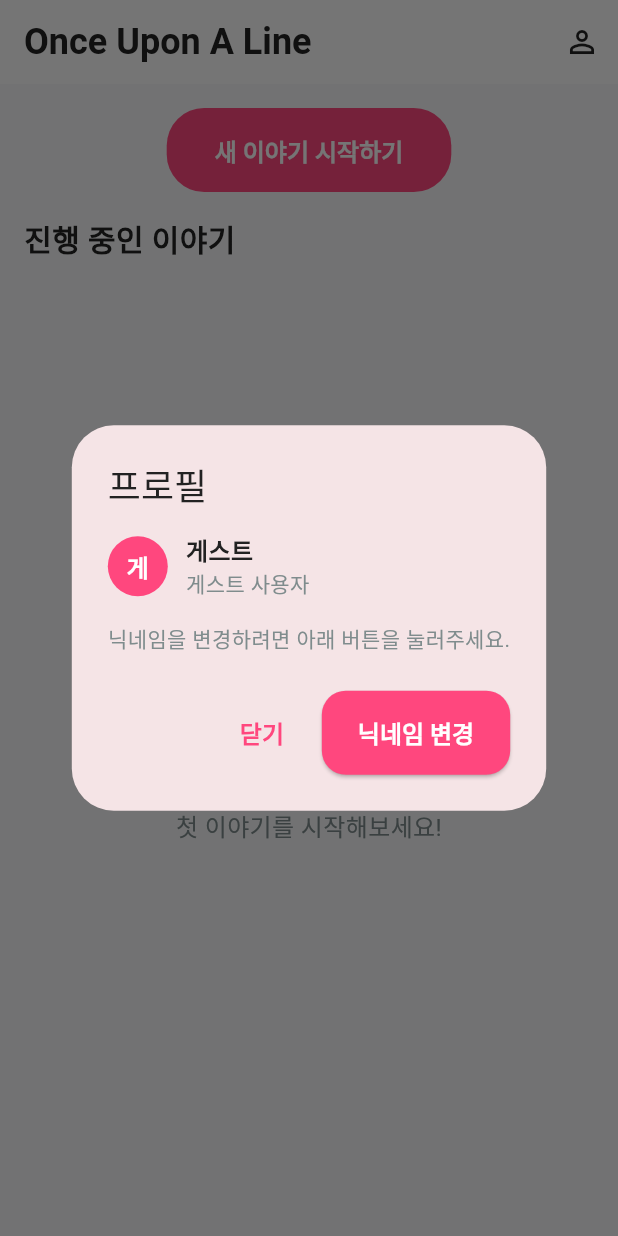
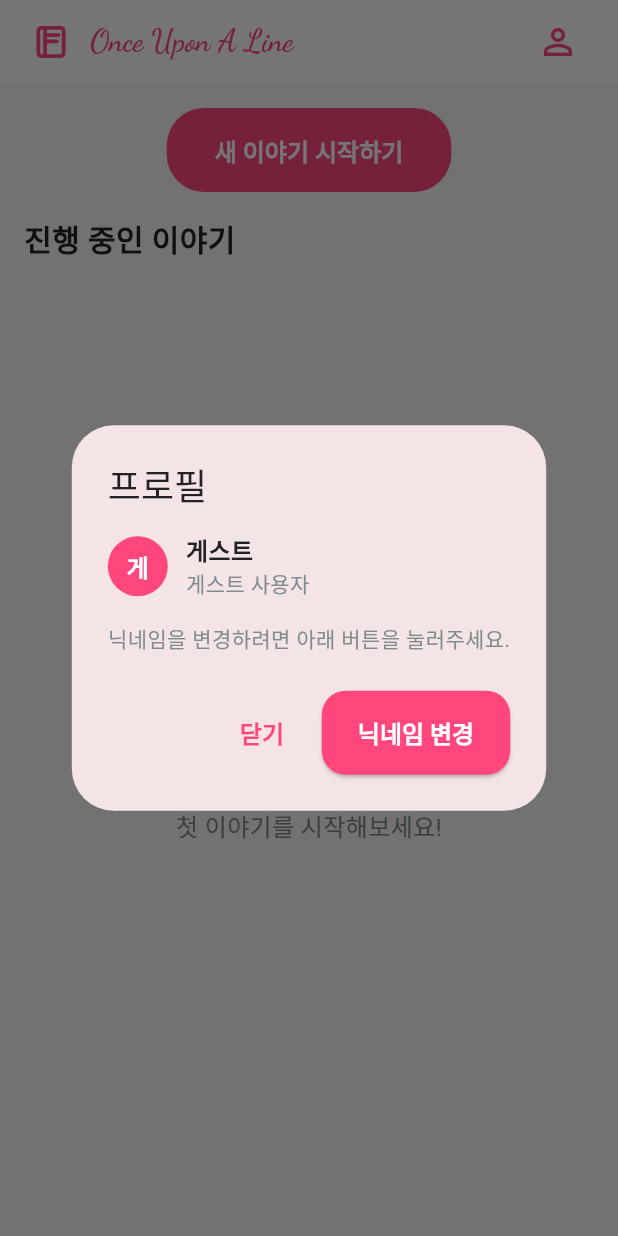
Before and after one commit to devsoob/once-upon-a-line, a Flutter app: the screen it shows after launch, after a tap on the "person outline" icon, on a phone screen of 412 x 824 dp. Run offline on Flutter 3.47's test engine with Material 3 defaults, Android fonts, the phone set to English and light mode, and no system bars; our stand-ins replace cloud_firestore, firebase_core, get_it, go_router, google_fonts, shared_preferences; accounts and stored records are empty; Roboto replaces fonts that are missing (Pretendard).

Commit message:
Feat: 앱바 디자인 변경
- Replace text title with custom book logo (36px) and cursive 'Once Upon A Line' text
- Add Google Fonts (Dancing Script) for elegant cursive typography
- Create ProfileIcon widget with clean outline design

```diff
--- /dev/null
+++ b/lib/core/widgets/app_logo.dart
@@ -0,0 +1,73 @@
+import 'package:flutter/material.dart';
+import 'package:once_upon_a_line/core/design_system/colors.dart';
+
+class AppLogo extends StatelessWidget {
+  final double? width;
+
+  const AppLogo({super.key, this.width});
+
+  @override
+  Widget build(BuildContext context) {
+    final double size = width ?? 24;
+    return SizedBox(
+      width: size,
+      height: size,
+      child: CustomPaint(painter: _BookLogoPainter(size: size)),
+    );
+  }
+}
+
+class _BookLogoPainter extends CustomPainter {
+  _BookLogoPainter({required this.size});
+
+  final double size;
+
+  @override
+  void paint(Canvas canvas, Size canvasSize) {
+    final Paint paint =
+        Paint()
+          ..style = PaintingStyle.stroke
+          ..strokeWidth = 2.5
+          ..color = AppColors.primary
+          ..strokeCap = StrokeCap.round
+          ..strokeJoin = StrokeJoin.round;
+
+    final double w = canvasSize.width;
+    final double h = canvasSize.height;
+
+    // Match splash screen proportions
+    final Rect outerRect = Rect.fromLTWH(w * 0.266, h * 0.24, w * 0.468, h * 0.52);
+    final RRect outerRRect = RRect.fromRectAndRadius(outerRect, Radius.circular(w * 0.055));
+
+    // Left inner vertical line (moved slightly right for better spacing)
+    final double leftLineX = w * (200 / 512);
+    final double topY = h * (124 / 512);
+    final double bottomY = h * (388 / 512);
+
+    // Text guide lines (moved further right for better spacing)
+    final double line1StartX = w * (220 / 512);
+    final double line1EndX = w * (328 / 512);
+    final double line1Y = h * (190 / 512);
+
+    final double line2StartX = w * (220 / 512);
+    final double line2EndX = w * (312 / 512);
+    final double line2Y = h * (250 / 512);
+
+    final Path path =
+        Path()
+          ..addRRect(outerRRect)
+          ..moveTo(leftLineX, topY)
+          ..lineTo(leftLineX, bottomY)
+          ..moveTo(line1StartX, line1Y)
+          ..lineTo(line1EndX, line1Y)
+          ..moveTo(line2StartX, line2Y)
+          ..lineTo(line2EndX, line2Y);
+
+    canvas.drawPath(path, paint);
+  }
+
+  @override
+  bool shouldRepaint(covariant _BookLogoPainter oldDelegate) {
+    return oldDelegate.size != size;
+  }
+}
--- /dev/null
+++ b/lib/core/widgets/profile_icon.dart
@@ -0,0 +1,18 @@
+import 'package:flutter/material.dart';
+import 'package:once_upon_a_line/core/design_system/colors.dart';
+
+class ProfileIcon extends StatelessWidget {
+  final VoidCallback? onPressed;
+  final double size;
+
+  const ProfileIcon({super.key, this.onPressed, this.size = 24.0});
+
+  @override
+  Widget build(BuildContext context) {
+    return IconButton(
+      onPressed: onPressed,
+      style: IconButton.styleFrom(overlayColor: AppColors.primary.withValues(alpha: 0.1)),
+      icon: Icon(Icons.person_outline, color: AppColors.primary, size: size),
+    );
+  }
+}
--- a/lib/features/story_rooms/presentation/pages/story_rooms_home_page.dart
+++ b/lib/features/story_rooms/presentation/pages/story_rooms_home_page.dart
@@ -1,5 +1,8 @@
 import 'package:flutter/material.dart';
+import 'package:google_fonts/google_fonts.dart';
 import 'package:once_upon_a_line/core/design_system/colors.dart';
+import 'package:once_upon_a_line/core/widgets/app_logo.dart';
+import 'package:once_upon_a_line/core/widgets/profile_icon.dart';
 import 'package:get_it/get_it.dart';
 import 'package:once_upon_a_line/app/data/repositories/story_room_repository.dart';
 import 'package:once_upon_a_line/app/data/repositories/local_story_room_repository.dart';
@@ -177,16 +180,29 @@ class _StoryRoomsHomePageState extends State<StoryRoomsHomePage> {
       appBar: AppBar(
         backgroundColor: Colors.white,
         elevation: 0,
-        title: const Text(
-          'Once Upon A Line',
-          style: TextStyle(fontWeight: FontWeight.w700, fontSize: 24, color: AppColors.textPrimary),
+        centerTitle: false,
+        title: Row(
+          mainAxisSize: MainAxisSize.min,
+          children: [
+            const AppLogo(width: 36),
+            const SizedBox(width: 8),
+            Text(
+              'Once Upon A Line',
+              style: GoogleFonts.dancingScript(
+                fontSize: 20,
+                fontWeight: FontWeight.w600,
+                color: AppColors.primary,
+              ),
+            ),
+          ],
         ),
         actions: [
-          IconButton(
-            icon: Icon(Icons.person_outline, color: AppColors.textPrimary),
-            onPressed: _showProfileDialog,
+          Padding(
+            padding: const EdgeInsets.only(right: 16),
+            child: ProfileIcon(onPressed: _showProfileDialog, size: 28),
           ),
         ],
+        titleSpacing: 16,
       ),
       body: Column(
         children: [
--- a/pubspec.yaml
+++ b/pubspec.yaml
@@ -35,6 +35,7 @@ dependencies:
   # UI & Utils
   cached_network_image: ^3.4.1
   uuid: ^4.5.1
+  google_fonts: ^6.2.1
 
 dev_dependencies:
   flutter_test:
```
Also changed, not shown: pubspec.lock.
